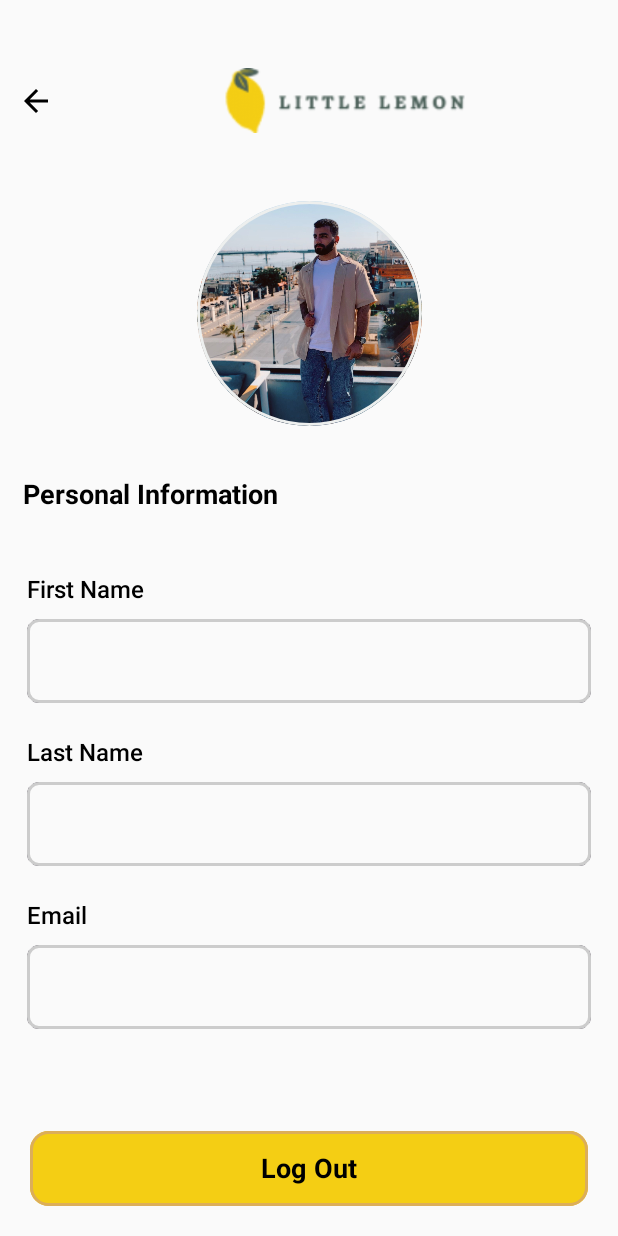
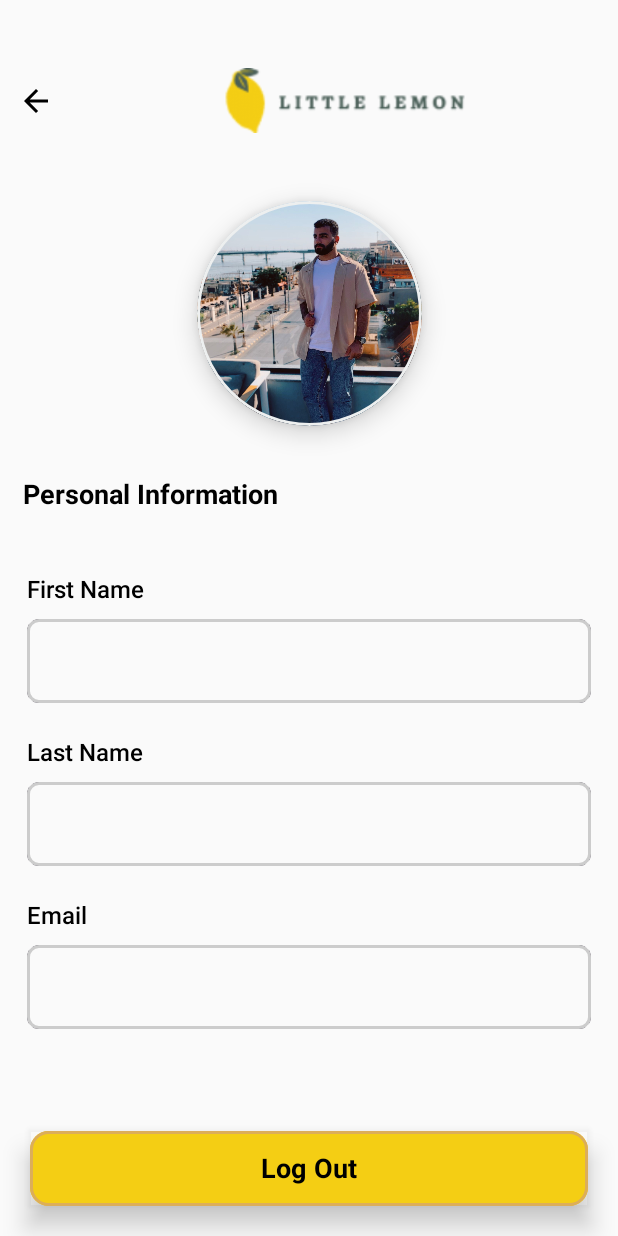
Before and after one commit to 3mohamed-abdelfattah/Little-Limon, an Android app built with Jetpack Compose: the ProfileScreen screen opened through its navigation route, on a phone screen of 412 x 824 dp. Run offline under Robolectric (Android 15) with nearby library versions, the light colour scheme and no system bars.

Commit message:
Add some Shadow

```diff
--- a/app/src/main/java/kmp/project/littlelemon/screens/Onboarding.kt
+++ b/app/src/main/java/kmp/project/littlelemon/screens/Onboarding.kt
@@ -36,6 +36,7 @@ import androidx.compose.runtime.setValue
 import androidx.compose.ui.Alignment
 import androidx.compose.ui.Modifier
 import androidx.compose.ui.draw.clip
+import androidx.compose.ui.draw.shadow
 import androidx.compose.ui.graphics.Color
 import androidx.compose.ui.layout.ContentScale
 import androidx.compose.ui.platform.LocalContext
@@ -229,7 +230,8 @@ fun Onboarding(navController: NavController) {
                 modifier = Modifier
                     .fillMaxWidth()
                     .padding(20.dp)
-                    .height(50.dp),
+                    .height(50.dp)
+                    .shadow(elevation = 10.dp),
                 colors = ButtonDefaults.buttonColors(
                     containerColor = Color(
                         0xFFF4CE14
--- a/app/src/main/java/kmp/project/littlelemon/screens/Profile.kt
+++ b/app/src/main/java/kmp/project/littlelemon/screens/Profile.kt
@@ -39,6 +39,7 @@ import androidx.compose.runtime.setValue
 import androidx.compose.ui.Alignment
 import androidx.compose.ui.Modifier
 import androidx.compose.ui.draw.clip
+import androidx.compose.ui.draw.shadow
 import androidx.compose.ui.graphics.Color
 import androidx.compose.ui.layout.ContentScale
 import androidx.compose.ui.platform.LocalContext
@@ -111,10 +112,15 @@ fun ProfileScreen(navController: NavController) {
                     contentDescription = "Profile",
                     contentScale = ContentScale.Crop,
                     modifier = Modifier
+                        .size(150.dp)
+                        .shadow(
+                            elevation = 10.dp,
+                            shape = CircleShape,
+                            clip = true
+                        )
                         .clip(CircleShape)
-                        .size(150.dp)
+                        .border(BorderStroke(2.dp, Color(0xFFEDEFEF)), CircleShape)
                         .align(Alignment.Center)
-                        .border(BorderStroke(2.dp, Color(0XFFEDEFEE)), CircleShape)
                 )
             }
 
@@ -243,7 +249,8 @@ fun ProfileScreen(navController: NavController) {
                 modifier = Modifier
                     .fillMaxWidth()
                     .padding(20.dp)
-                    .height(50.dp),
+                    .height(50.dp)
+                    .shadow(elevation = 10.dp),
                 colors = ButtonDefaults.buttonColors(
                     containerColor = Color(
                         0xFFF4CE14
```
